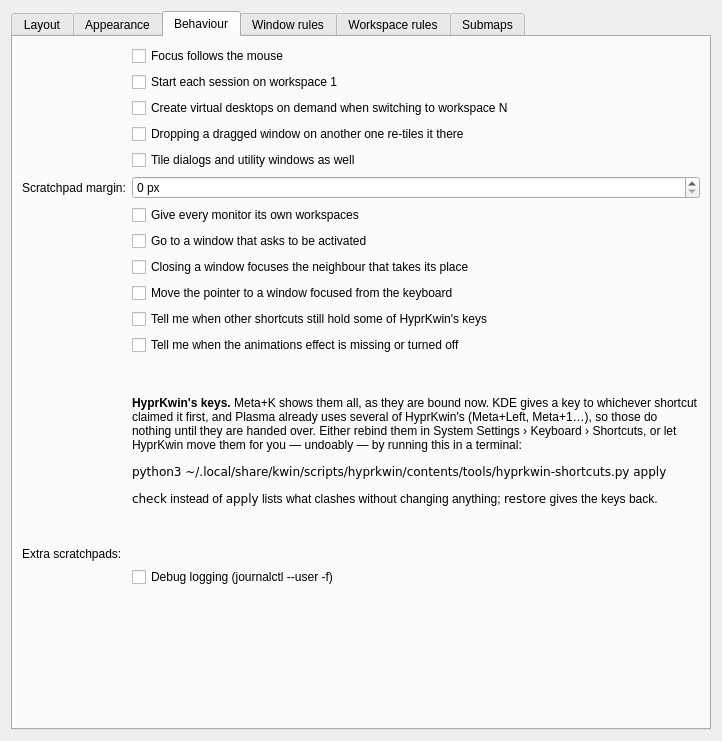
The window that package/contents/ui/config.ui (DGBooth/HyprKwin) describes before a commit, drawn with Qt 5.
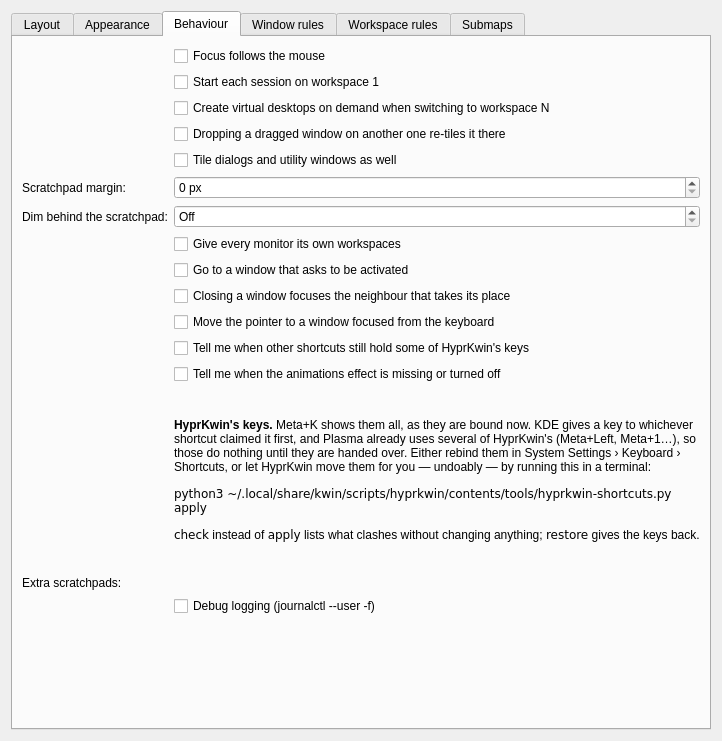
The same window after the commit. The open tabs and pages were chosen to show the change. Custom widgets are drawn as their Qt base class.

Commit message: Dim behind the scratchpad

Patch:
```diff
--- a/package/contents/ui/config.ui
+++ b/package/contents/ui/config.ui
@@ -465,31 +465,43 @@
          <property name="maximum"><number>500</number></property>
         </widget>
        </item>
+       <item row="6" column="0">
+        <widget class="QLabel" name="specialDimLabel"><property name="text"><string>Dim behind the scratchpad:</string></property></widget>
+       </item>
        <item row="6" column="1">
+        <widget class="QSpinBox" name="kcfg_SpecialDim">
+         <property name="suffix"><string> %</string></property>
+         <property name="specialValueText"><string>Off</string></property>
+         <property name="maximum"><number>90</number></property>
+         <property name="singleStep"><number>5</number></property>
+         <property name="toolTip"><string>While a scratchpad is open, the windows behind it on its monitor are darkened by this much, so you can tell it is open even when it is empty (Hyprland's dim_special). Needs the HyprKwin animations effect, in System Settings &gt; Desktop Effects.</string></property>
+        </widget>
+       </item>
+       <item row="7" column="1">
         <widget class="QCheckBox" name="kcfg_PerOutputWorkspaces">
          <property name="text"><string>Give every monitor its own workspaces</string></property>
          <property name="toolTip"><string>Switching workspace then only changes the monitor you are on, and the others keep what they are showing. Off: a workspace spans every monitor, the way Plasma's virtual desktops normally work.</string></property>
         </widget>
        </item>
-       <item row="7" column="1">
+       <item row="8" column="1">
         <widget class="QCheckBox" name="kcfg_FocusOnActivate">
          <property name="text"><string>Go to a window that asks to be activated</string></property>
          <property name="toolTip"><string>Launching an app that is already open on another workspace switches to it. Chat apps ask for attention the same way when a message arrives; add a rule such as "focusonactivate off, class:^(discord)$" to stop one pulling you over.</string></property>
         </widget>
        </item>
-       <item row="8" column="1">
+       <item row="9" column="1">
         <widget class="QCheckBox" name="kcfg_FocusNeighbourOnClose">
          <property name="text"><string>Closing a window focuses the neighbour that takes its place</string></property>
          <property name="toolTip"><string>The focus goes to the window that grows into the gap — the other side of the split, or the next tab in a group. Off: Plasma decides, which means the window you used longest ago, wherever it happens to be.</string></property>
         </widget>
        </item>
-       <item row="9" column="1">
+       <item row="10" column="1">
         <widget class="QCheckBox" name="kcfg_PointerFollowsFocus">
          <property name="text"><string>Move the pointer to a window focused from the keyboard</string></property>
          <property name="toolTip"><string>After Meta+arrow, a monitor switch or sending a window to another monitor, the pointer jumps to the focused window. It stays put if it is already over it.</string></property>
         </widget>
        </item>
-       <item row="10" column="1">
+       <item row="11" column="1">
         <layout class="QVBoxLayout" name="noticesLayout">
          <item>
           <widget class="QCheckBox" name="kcfg_WarnKeyConflicts">
@@ -505,7 +517,7 @@
          </item>
         </layout>
        </item>
-       <item row="11" column="1">
+       <item row="12" column="1">
         <widget class="QLabel" name="keysHelp">
          <property name="wordWrap"><bool>true</bool></property>
          <property name="textFormat"><enum>Qt::RichText</enum></property>
@@ -515,17 +527,17 @@
 &lt;p&gt;&lt;tt&gt;check&lt;/tt&gt; instead of &lt;tt&gt;apply&lt;/tt&gt; lists what clashes without changing anything; &lt;tt&gt;restore&lt;/tt&gt; gives the keys back.&lt;/p&gt;</string></property>
         </widget>
        </item>
-       <item row="12" column="0">
+       <item row="13" column="0">
         <widget class="QLabel" name="scratchpadNamesLabel"><property name="text"><string>Extra scratchpads:</string></property></widget>
        </item>
-       <item row="12" column="1">
+       <item row="13" column="1">
         <widget class="KEditListWidget" name="kcfg_ScratchpadNames">
          <property name="kcfg_property" stdset="0"><string>items</string></property>
          <property name="kcfg_propertyNotify" stdset="0"><string>2changed()</string></property>
          <property name="toolTip"><string>A scratchpad is a workspace of its own that slides over whichever one you are on, for a terminal or music player you call up and dismiss. The first name here is scratchpad 1, the second scratchpad 2, and so on; give them keys in System Settings &gt; Keyboard &gt; Shortcuts &gt; KWin (HyprKwin: Toggle scratchpad 1...). A window goes into one with the matching "Move window to/from scratchpad" key, or a rule such as "workspace special:music, class:^(spotify)$". Only one scratchpad is on screen at a time.</string></property>
         </widget>
        </item>
-       <item row="13" column="1">
+       <item row="14" column="1">
         <widget class="QCheckBox" name="kcfg_Debug">
          <property name="text"><string>Debug logging (journalctl --user -f)</string></property>
         </widget>
```
The commit also changes 10 other files.
